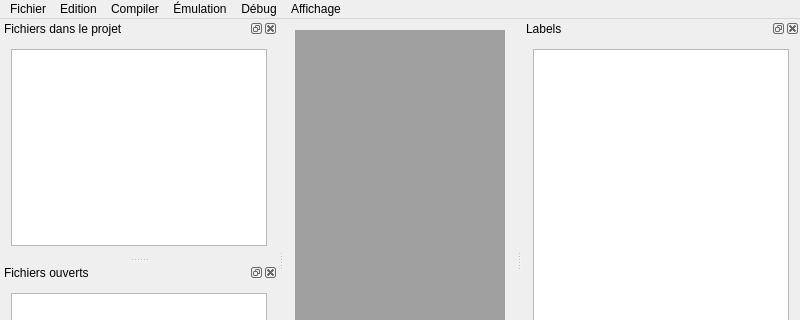
Before: the Qt Designer form src/fenetreprincipale.ui in L3nn0x/Compact, drawn with Qt 5; both pictures show x 0 to 800 and y 0 to 320 of the 800 by 600 pixel window.
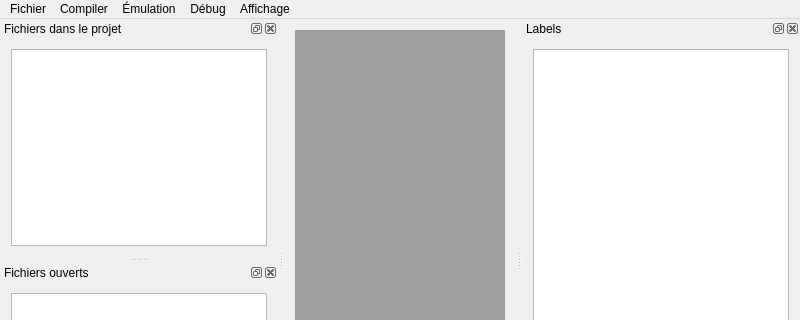
After: the same form once the commit is applied.

```diff
--- a/src/fenetreprincipale.ui
+++ b/src/fenetreprincipale.ui
@@ -51,13 +51,6 @@
     <addaction name="actionFermer_le_projet"/>
     <addaction name="actionQuitter"/>
    </widget>
-   <widget class="QMenu" name="menuEdition">
-    <property name="title">
-     <string>Edition</string>
-    </property>
-    <addaction name="actionAnnuler"/>
-    <addaction name="actionR_tablir"/>
-   </widget>
    <widget class="QMenu" name="menuCompiler">
     <property name="title">
      <string>Compiler</string>
@@ -97,7 +90,6 @@
     <addaction name="actionAfficher_tout_en_m_me_temp"/>
    </widget>
    <addaction name="menuFichiers"/>
-   <addaction name="menuEdition"/>
    <addaction name="menuCompiler"/>
    <addaction name="menu_mulation"/>
    <addaction name="menuD_bug"/>
```
Left out of the diff: 2 changed lines with no effect on the pictures.
